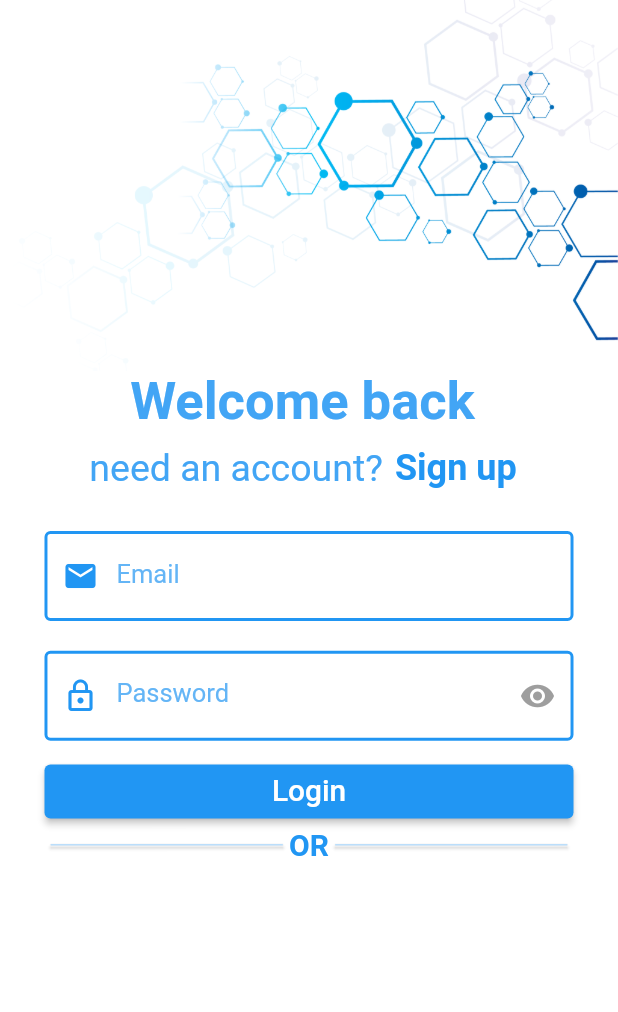
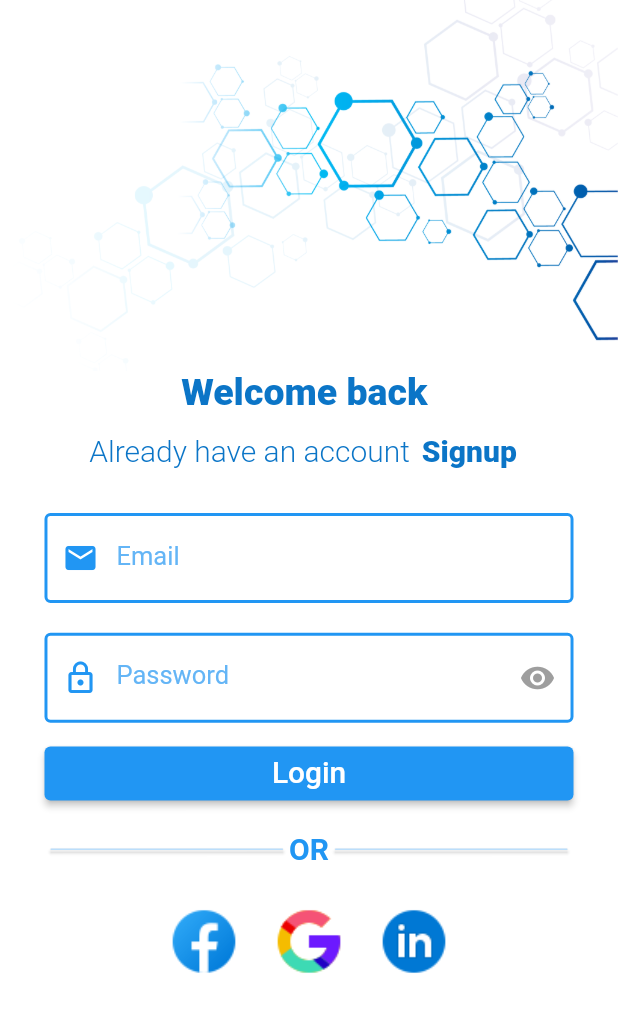
Before and after one commit to beshoyfayz201/myrepo, a Flutter app: the screen it shows after launch, after a tap on "Log in", on a phone screen of 412 x 824 dp. Shown: the top 1012 px of the screen. Run offline on Flutter 3.47's test engine with Material 2 defaults, Android fonts, the light colour scheme and no system bars; drawn by our look-alikes of modal_progress_hud_nsn; our stand-ins replace cloud_firestore, firebase_auth, firebase_core, flutter_staggered_animations, flutter_swiper_null_safety, flutter_tts and 1 more; accounts and stored records are empty.

Commit message:
feat: backend trail fix: login ui feat : animated list

```diff
--- a/e_learning_demo/lib/app_style/colors.dart
+++ b/e_learning_demo/lib/app_style/colors.dart
@@ -3,7 +3,7 @@ import 'package:flutter/material.dart';
 class AColors {
   AColors._();
   static const Color cyan = Color(0xff00c5ee);
-  static const Color prime = Color(0xff219dfe);
+  static const Color prime = Color.fromARGB(255, 11, 117, 199);
 
   //category
   static const Color lightGreen = Color(0xff00E29E);
--- /dev/null
+++ b/e_learning_demo/lib/views/main_widgets/login_meathods.dart
@@ -0,0 +1,22 @@
+import 'package:flutter/material.dart';
+
+class LoginMeathods extends StatelessWidget {
+  List<String> pathes = ["face", "google", "link"];
+  @override
+  Widget build(BuildContext context) {
+    return Row(
+        mainAxisAlignment: MainAxisAlignment.center,
+        children: List.generate(
+            3,
+            (index) => Padding(
+                  padding:
+                      const EdgeInsets.symmetric(horizontal: 10, vertical: 10),
+                  child: Image.asset(
+                    "assets/images/${pathes[index]}.png",
+                    fit: BoxFit.fitWidth,
+                    height: 50,
+                    width: 50,
+                  ),
+                )));
+  }
+}
--- /dev/null
+++ b/e_learning_demo/lib/views/main_widgets/regsternote.dart
@@ -0,0 +1,42 @@
+import 'package:flutter/gestures.dart';
+import 'package:flutter/material.dart';
+
+class RegisterNote extends StatelessWidget {
+  final double size;
+  final Color color;
+  final String text1;
+  final String text2;
+  final Function function;
+  final FontWeight fontWeight;
+  //to create two texts as one component
+  RegisterNote(
+      {this.size = 18,
+      this.color = Colors.teal,
+      this.fontWeight = FontWeight.bold,
+      required this.function,
+      required this.text1,
+      required this.text2});
+
+  @override
+  Widget build(BuildContext context) {
+    return RichText(
+        textAlign: TextAlign.center,
+        text: TextSpan(children: [
+          TextSpan(
+              text: text1,
+              style: TextStyle(
+                  color: Colors.black, fontSize: size, fontWeight: fontWeight)),
+          TextSpan(
+              recognizer: TapGestureRecognizer()
+                ..onTap = () {
+                  function();
+                  print("Clicked");
+                },
+              text: "\t" + text2,
+              style: TextStyle(
+                color: color,
+                fontSize: size,
+              ))
+        ]));
+  }
+}
--- a/e_learning_demo/lib/views/main_widgets/titles.dart
+++ b/e_learning_demo/lib/views/main_widgets/titles.dart
@@ -36,3 +36,20 @@ class TitleBluedY8 extends StatelessWidget {
         ));
   }
 }
+class TitleBluethin extends StatelessWidget {
+  final String txt;
+  final double size;
+  const TitleBluethin({Key? key, required this.txt, required this.size})
+      : super(key: key);
+
+  @override
+  Widget build(BuildContext context) {
+    return Text(txt,
+        style: TextStyle(
+          fontFamily: "y",
+          fontSize: size,
+          color: AColors.prime,
+          fontWeight: FontWeight.w300,
+        ));
+  }
+}
--- a/e_learning_demo/lib/views/screens/register/login_screen.dart
+++ b/e_learning_demo/lib/views/screens/register/login_screen.dart
@@ -1,7 +1,10 @@
+import 'package:e_learning_demo/app_style/colors.dart';
 import 'package:e_learning_demo/app_style/size_config.dart';
 import 'package:e_learning_demo/control/loader.dart';
 import 'package:e_learning_demo/control/validator.dart';
+import 'package:e_learning_demo/views/main_widgets/login_meathods.dart';
 import 'package:e_learning_demo/views/main_widgets/text_field.dart';
+import 'package:e_learning_demo/views/main_widgets/titles.dart';
 import 'package:e_learning_demo/views/screens/algorithm/alg_main_screen.dart';
 import 'package:e_learning_demo/views/screens/home_screen.dart';
 import 'package:e_learning_demo/views/screens/register/signup_screen.dart';
@@ -37,35 +40,22 @@ class LoginScreen extends StatelessWidget {
               Padding(
                 padding:
                     EdgeInsets.symmetric(horizontal: SizeConfig.defaultsize!),
-                child: Text(
-                  "Welcome back ",
-                  style: TextStyle(
-                    fontSize: 35,
-                    color: Colors.blue.shade400,
-                    fontWeight: FontWeight.w600,
-                  ),
+                child: TitleBluedY8(
+                  txt: "Welcome back ",
+                  size: 25,
                 ),
               ),
               Row(
                 mainAxisAlignment: MainAxisAlignment.center,
                 children: [
-                  Text(
-                    "need an account?",
-                    style: TextStyle(
-                      fontSize: 25,
-                      color: Colors.blue.shade400,
-                      fontWeight: FontWeight.w400,
-                    ),
-                  ),
+                  const TitleBluethin(txt: "Already have an account", size: 20),
                   TextButton(
                     onPressed: () {
                       Navigator.of(context).pushNamed(SignupScreen.id);
                     },
-                    child: Text(
-                      "Sign up",
-                      style: Theme.of(context).textTheme.headline5!.copyWith(
-                          color: Colors.blue.shade500,
-                          fontWeight: FontWeight.w700),
+                    child: const TitleBluedY8(
+                      txt: "Signup",
+                      size: 20,
                     ),
                   )
                 ],
@@ -146,6 +136,8 @@ class LoginScreen extends StatelessWidget {
                               ],
                             )),
                         IntrinsicWidth(
+                          child: Padding(
+                            padding: const EdgeInsets.symmetric(vertical: 15),
                             child: Row(
                               mainAxisAlignment: MainAxisAlignment.spaceBetween,
                               children: [
@@ -176,7 +168,9 @@ class LoginScreen extends StatelessWidget {
                                 ),
                               ],
                             ),
-                        )
+                          ),
+                        ),
+                        LoginMeathods()
                       ],
                     ),
                   ))
--- a/e_learning_demo/lib/views/screens/register/signup_screen.dart
+++ b/e_learning_demo/lib/views/screens/register/signup_screen.dart
@@ -1,7 +1,9 @@
 import 'package:cloud_firestore/cloud_firestore.dart';
+import 'package:e_learning_demo/app_style/colors.dart';
 import 'package:e_learning_demo/app_style/size_config.dart';
 import 'package:e_learning_demo/control/loader.dart';
 import 'package:e_learning_demo/control/validator.dart';
+import 'package:e_learning_demo/views/main_widgets/regsternote.dart';
 import 'package:e_learning_demo/views/main_widgets/text_field.dart';
 import 'package:e_learning_demo/views/main_widgets/titles.dart';
 import 'package:e_learning_demo/views/screens/algorithm/alg_main_screen.dart';
@@ -11,6 +13,7 @@ import 'package:flutter/material.dart';
 import 'package:modal_progress_hud_nsn/modal_progress_hud_nsn.dart';
 import 'package:provider/provider.dart';
 
+import '../../main_widgets/login_meathods.dart';
 import 'login_screen.dart';
 
 class SignupScreen extends StatelessWidget {
@@ -35,7 +38,7 @@ class SignupScreen extends StatelessWidget {
                   "assets/images/abck.png",
                   fit: BoxFit.cover,
                 ),
-                height: SizeConfig.height! * 0.3,
+                height: SizeConfig.height! * 0.26,
                 width: SizeConfig.width,
               ),
               Padding(
@@ -43,21 +46,21 @@ class SignupScreen extends StatelessWidget {
                     EdgeInsets.symmetric(horizontal: SizeConfig.defaultsize!),
                 child: const TitleBlueY8(
                   txt: "Create your Account",
-                  size: 35,
+                  size: 25,
                 ),
               ),
 
               Row(
                 mainAxisAlignment: MainAxisAlignment.center,
                 children: [
-                  const TitleBlueY8(txt: "Already have an account", size: 22),
+                  const TitleBluethin(txt: "Already have an account", size: 20),
                   TextButton(
                     onPressed: () {
                       Navigator.of(context).pushNamed(LoginScreen.id);
                     },
                     child: const TitleBluedY8(
                       txt: "Log in",
-                      size: 25,
+                      size: 20,
                     ),
                   )
                 ],
@@ -159,6 +162,8 @@ class SignupScreen extends StatelessWidget {
                               ],
                             )),
                         IntrinsicWidth(
+                          child: Padding(
+                            padding: const EdgeInsets.symmetric(vertical: 10),
                             child: Row(
                               mainAxisAlignment: MainAxisAlignment.spaceBetween,
                               children: [
@@ -189,10 +194,22 @@ class SignupScreen extends StatelessWidget {
                                 ),
                               ],
                             ),
+                          ),
                         )
                       ],
                     ),
-                  ))
+                  )),
+              LoginMeathods(),
+              RegisterNote(
+                text1: "By clicking sign up you are agreeing our ",
+                text2: "\n privacy policy",
+                color: AColors.prime,
+                size: 15,
+                function: () {},
+              ),
+              SizedBox(
+                height: 10,
+              )
             ],
           ),
         ),
--- a/e_learning_demo/pubspec.yaml
+++ b/e_learning_demo/pubspec.yaml
@@ -35,8 +35,10 @@ dependencies:
   firebase_core: ^1.12.0
   flutter:
     sdk: flutter
+  flutter_staggered_animations: ^1.0.0
   flutter_swiper_null_safety: ^1.0.2
   flutter_tts: ^3.4.0
+  http: ^0.13.4
   modal_progress_hud_nsn: ^0.1.0-nullsafety-1
   provider: ^6.0.2
   shared_preferences: ^2.0.12
```
Also changed, not shown: e_learning_demo/lib/models/algorithm.dart (+39 -49 lines), e_learning_demo/lib/models/exam_model.dart (+81 -30 lines), e_learning_demo/lib/models/question.dart (+22 -1 lines), e_learning_demo/lib/models/topic.dart (+9 -1 lines), e_learning_demo/lib/views/main_widgets/drawer.dart (added, +34 -0 lines), e_learning_demo/lib/views/screens/chat_screen/chat_screen.dart (+2 -10 lines), e_learning_demo/lib/views/screens/home_screen.dart (+42 -25 lines), e_learning_demo/assets/images/face.png (added), e_learning_demo/assets/images/gmail.png (added), e_learning_demo/assets/images/google.png (added), e_learning_demo/assets/images/link.png (added), e_learning_demo/pubspec.lock. Lines whose indentation alone changed are shown as unchanged.
